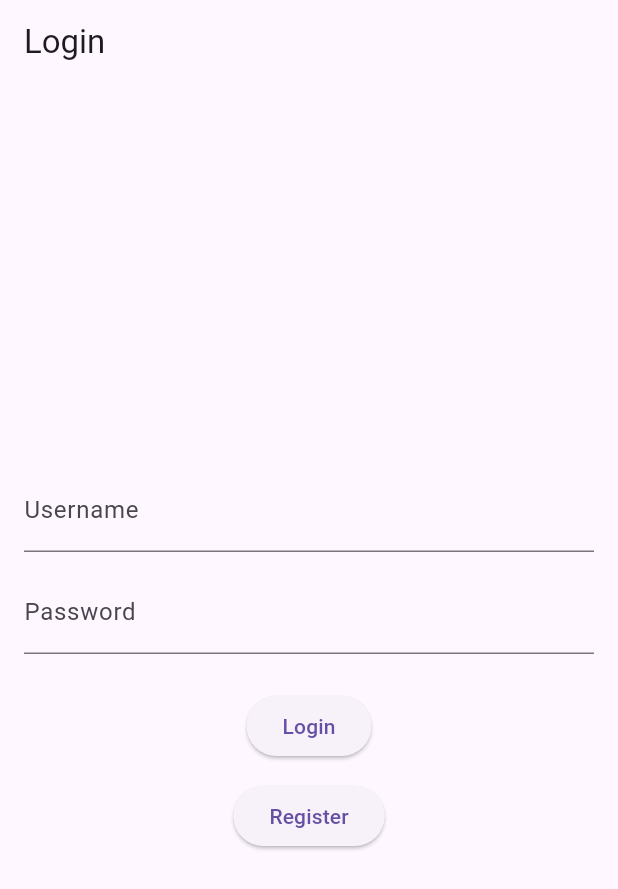
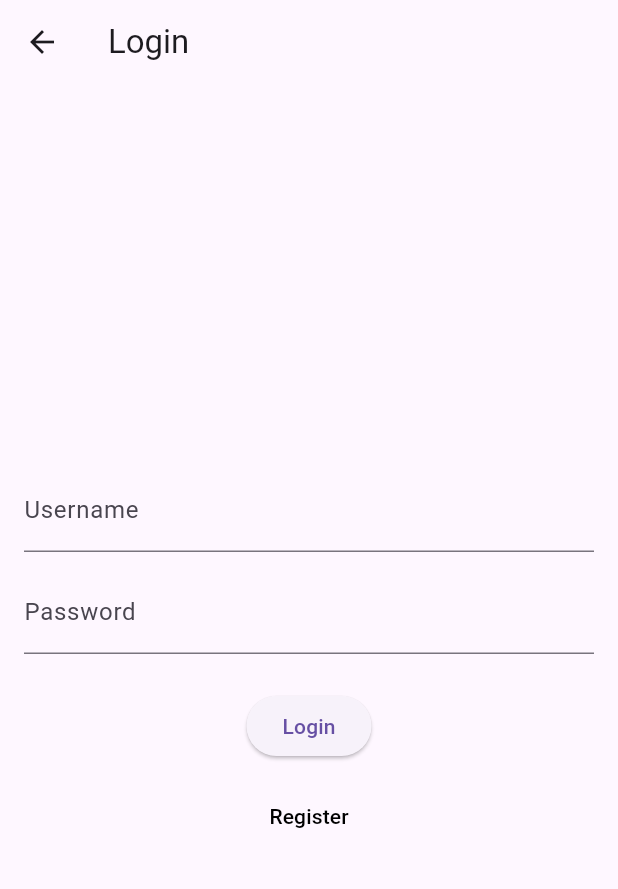
Before and after one commit to PBP-A12/bookmate-finals, a Flutter app: the screen it shows after launch, after a tap on "Login", on a phone screen of 412 x 824 dp. Shown: the top 889 px of the screen. Run offline on Flutter 3.47's test engine with Material 3 defaults, Android fonts, the phone set to English and light mode, and no system bars; missing offline and left inert: pbp_django_auth; network calls fail.

Commit message:
Finish homepage functionality

```diff
--- a/lib/ester/screens/landing.dart
+++ b/lib/ester/screens/landing.dart
@@ -17,26 +17,29 @@ class LandingPage extends StatelessWidget {
             mainAxisAlignment: MainAxisAlignment.center,
             crossAxisAlignment: CrossAxisAlignment.center,
             children: [
-              const Text("BookMate",
-                  style: TextStyle(
-                    fontSize: 30,
-                    fontWeight: FontWeight.bold,
-                  )),
-              const Text("Temukan cinta di halaman buku anda!"),
-              ButtonBar( // center this
+              Container (
+                height: 200,
+                width: 200,
+                decoration: const BoxDecoration(
+                  image: DecorationImage(
+                    image: AssetImage('assets/images/app-logo.png'),
+                    fit: BoxFit.scaleDown,
+                  ),
+                ),
+                child: const Column(children: [
+                  Text("BookMate", style: TextStyle(fontSize: 30, fontWeight: FontWeight.bold, color: const Color(0xFFC44B6A))),
+                  Text("Temukan cinta di halaman buku anda", style: TextStyle(fontSize: 15, fontWeight: FontWeight.normal, color: const Color(0xFFC44B6A))),
+                ]),
+              ),
+              Column( // center this
                 children: [
                   PrimaryButton(text: "Login", onPressed: () {
-                      Navigator.pushReplacement(context, MaterialPageRoute(builder: (context) => const LoginPage()));
+                      Navigator.push(context, MaterialPageRoute(builder: (context) => const LoginPage()));
                     },
                   ),
-                  TextButton(
-                    onPressed: () {
-                      Navigator.pushReplacement(context, MaterialPageRoute(builder: (context) => const RegisterPage()));
+                  SecondaryButton(text: 'Register', onPressed: () {
+                      Navigator.push(context, MaterialPageRoute(builder: (context) => const RegisterPage()));
                     },
-                    child: const Text('Register',
-                        style: TextStyle(
-                          color: Colors.black,
-                        )),
                   ),
 
                   //   onPressed: () {
--- a/lib/screens/login.dart
+++ b/lib/screens/login.dart
@@ -1,10 +1,9 @@
-import 'package:bookmate/models/book_request.dart';
-import 'package:bookmate/ester/screens/home.dart';
 import 'package:bookmate/screens/register.dart';
-import 'package:bookmate/screens/request.dart';
 import 'package:flutter/material.dart';
 import 'package:pbp_django_auth/pbp_django_auth.dart';
 import 'package:provider/provider.dart';
+import 'package:bookmate/ester/widgets/secondary_button.dart';
+import 'package:bookmate/ester/screens/layout.dart';
 
 void main() {
   runApp(const LoginApp());
@@ -18,7 +17,8 @@ Widget build(BuildContext context) {
     return MaterialApp(
       title: 'Login',
       theme: ThemeData(
-            primarySwatch: Colors.blue,
+        // TODO: probably needs to change this
+        primarySwatch: Colors.red,
       ),
       home: const LoginPage(),
     );
@@ -71,7 +71,8 @@ class LoginPageState extends State<LoginPage> {
                 // Cek kredensial
                 // Untuk menyambungkan Android emulator dengan Django pada localhost,
                 // gunakan URL http://10.0.2.2/
-                                final response = await request.login("http://127.0.0.1:8000/auth/login-flutter/", {
+                final response = await request
+                    .login("http://127.0.0.1:8000/auth/login-flutter/", {
                   'username': username,
                   'password': password,
                 });
@@ -82,20 +83,19 @@ class LoginPageState extends State<LoginPage> {
                   if (!context.mounted) return;
                   Navigator.pushReplacement(
                     context,
-                                        MaterialPageRoute(builder: (context) => const HomePage()),
+                    MaterialPageRoute(builder: (context) => const Layout()),
                   );
                   ScaffoldMessenger.of(context)
                     ..hideCurrentSnackBar()
-                                        ..showSnackBar(
-                                            SnackBar(content: Text("$message Selamat datang, $uname.")));
+                    ..showSnackBar(SnackBar(
+                        content: Text("$message Selamat datang, $uname.")));
                 } else {
                   if (!context.mounted) return;
                   showDialog(
                     context: context,
                     builder: (context) => AlertDialog(
                       title: const Text('Login Gagal'),
-                                              content:
-                                                  Text(response['message']),
+                      content: Text(response['message']),
                       actions: [
                         TextButton(
                           child: const Text('OK'),
@@ -111,14 +111,14 @@ class LoginPageState extends State<LoginPage> {
               child: const Text('Login'),
             ),
             const SizedBox(height: 12.0),
-                        ElevatedButton(
+            SecondaryButton(
+              text: 'Register',
               onPressed: () {
                 Navigator.pushReplacement(
                   context,
                   MaterialPageRoute(builder: (context) => const RegisterPage()),
                 );
               },
-                            child: const Text('Register'),
             ),
           ],
         ),
--- a/lib/widgets/right_drawer.dart
+++ b/lib/widgets/right_drawer.dart
@@ -11,7 +11,7 @@ class RightDrawer extends StatelessWidget {
         children: [
           const DrawerHeader(
             decoration: BoxDecoration(
-            color: Colors.indigo,
+            color:  Color(0xFFC44B6A),
           ),
           child: Column(
             children: [
--- a/pubspec.yaml
+++ b/pubspec.yaml
@@ -37,6 +37,7 @@ dependencies:
   cupertino_icons: ^1.0.2
   pbp_django_auth: ^0.4.0
   provider: ^6.1.1
+  http: ^1.1.0
 
 dev_dependencies:
   flutter_test:
@@ -61,7 +62,8 @@ flutter:
   uses-material-design: true
 
   # To add assets to your application, add an assets section, like this:
-  # assets:
+  assets:
+    - assets/images/app-logo.png
   #   - images/a_dot_burr.jpeg
   #   - images/a_dot_ham.jpeg
 
```
Also changed, not shown: lib/ester/models/book.dart (added, +32 -0 lines), lib/ester/screens/home.dart (+22 -48 lines), lib/ester/screens/layout.dart (added, +136 -0 lines), lib/ester/widgets/recommended_book.dart (added, +62 -0 lines), assets/images/app-logo.png (added), assets/images/app-logo.svg (added), pubspec.lock, 1 other file. Lines whose indentation alone changed are shown as unchanged.
